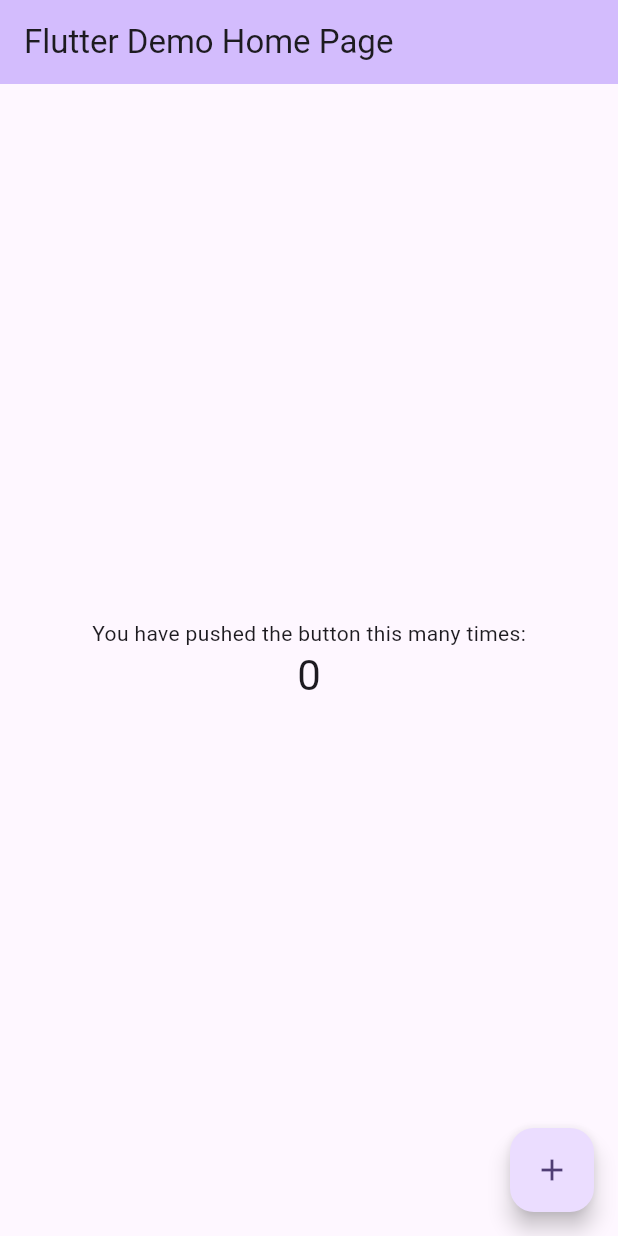
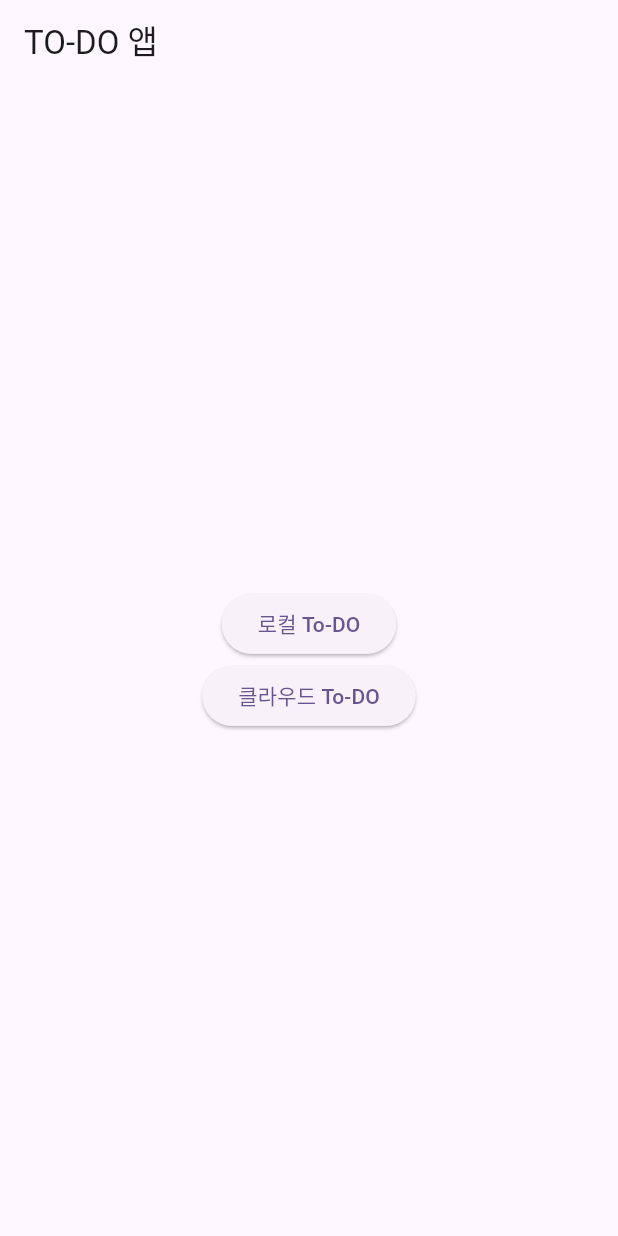
Before and after one commit to pellbo123/chungju_tltl, a Flutter app: the screen it shows after launch, on a phone screen of 412 x 824 dp. Run offline on Flutter 3.47's test engine with Material 3 defaults, Android fonts, the phone set to English and light mode, and no system bars; our stand-ins replace shared_preferences.

Commit message:
워넌쑤까보쌈

```diff
--- /dev/null
+++ b/lib/home_page.dart
@@ -0,0 +1,35 @@
+import 'package:flutter/material.dart';
+
+
+
+
+class HomePage extends StatefulWidget {
+  const HomePage({super.key});
+
+  @override
+  State<HomePage> createState() => _HomePageState();
+}
+
+class _HomePageState extends State<HomePage> {
+  @override
+  Widget build(BuildContext context) {
+    return Scaffold(
+      appBar: AppBar(title: const Text('TO-DO 앱')),
+      body: Center(
+        child: Column(
+          mainAxisAlignment: MainAxisAlignment.center,
+          children: [
+            ElevatedButton(
+                onPressed: () => Navigator.pushNamed(context, "/todo-local"),
+                child: const Text("로컬 To-DO")
+            ),
+            ElevatedButton(
+                onPressed: () => Navigator.pushNamed(context, "/todo-remote"),
+                child: const Text("클라우드 To-DO")
+            )
+          ],
+        ),
+      ),
+    );
+  }
+}
--- a/lib/main.dart
+++ b/lib/main.dart
@@ -1,3 +1,5 @@
+import 'package:chungju_tltl/home_page.dart';
+import 'package:chungju_tltl/todo_local_page.dart';
 import 'package:flutter/material.dart';
 
 void main() {
@@ -7,116 +9,18 @@
 class MyApp extends StatelessWidget {
   const MyApp({super.key});
 
-  // This widget is the root of your application.
   @override
   Widget build(BuildContext context) {
     return MaterialApp(
-      title: 'Flutter Demo',
+      title: 'TO-DO 프로젝트',
       theme: ThemeData(
-        // This is the theme of your application.
-        //
-        // TRY THIS: Try running your application with "flutter run". You'll see
-        // the application has a purple toolbar. Then, without quitting the app,
-        // try changing the seedColor in the colorScheme below to Colors.green
-        // and then invoke "hot reload" (save your changes or press the "hot
-        // reload" button in a Flutter-supported IDE, or press "r" if you used
-        // the command line to start the app).
-        //
-        // Notice that the counter didn't reset back to zero; the application
-        // state is not lost during the reload. To reset the state, use hot
-        // restart instead.
-        //
-        // This works for code too, not just values: Most code changes can be
-        // tested with just a hot reload.
         colorScheme: ColorScheme.fromSeed(seedColor: Colors.deepPurple),
       ),
-      home: const MyHomePage(title: 'Flutter Demo Home Page'),
+      routes: {
+        '/': (context) => const HomePage(),
+        '/todo-local': (context) => const TodoLocalPage()
+      }
+
     );
   }
 }
-
-class MyHomePage extends StatefulWidget {
-  const MyHomePage({super.key, required this.title});
-
-  // This widget is the home page of your application. It is stateful, meaning
-  // that it has a State object (defined below) that contains fields that affect
-  // how it looks.
-
-  // This class is the configuration for the state. It holds the values (in this
-  // case the title) provided by the parent (in this case the App widget) and
-  // used by the build method of the State. Fields in a Widget subclass are
-  // always marked "final".
-
-  final String title;
-
-  @override
-  State<MyHomePage> createState() => _MyHomePageState();
-}
-
-class _MyHomePageState extends State<MyHomePage> {
-  int _counter = 0;
-
-  void _incrementCounter() {
-    setState(() {
-      // This call to setState tells the Flutter framework that something has
-      // changed in this State, which causes it to rerun the build method below
-      // so that the display can reflect the updated values. If we changed
-      // _counter without calling setState(), then the build method would not be
-      // called again, and so nothing would appear to happen.
-      _counter++;
-    });
-  }
-
-  @override
-  Widget build(BuildContext context) {
-    // This method is rerun every time setState is called, for instance as done
-    // by the _incrementCounter method above.
-    //
-    // The Flutter framework has been optimized to make rerunning build methods
-    // fast, so that you can just rebuild anything that needs updating rather
-    // than having to individually change instances of widgets.
-    return Scaffold(
-      appBar: AppBar(
-        // TRY THIS: Try changing the color here to a specific color (to
-        // Colors.amber, perhaps?) and trigger a hot reload to see the AppBar
-        // change color while the other colors stay the same.
-        backgroundColor: Theme.of(context).colorScheme.inversePrimary,
-        // Here we take the value from the MyHomePage object that was created by
-        // the App.build method, and use it to set our appbar title.
-        title: Text(widget.title),
-      ),
-      body: Center(
-        // Center is a layout widget. It takes a single child and positions it
-        // in the middle of the parent.
-        child: Column(
-          // Column is also a layout widget. It takes a list of children and
-          // arranges them vertically. By default, it sizes itself to fit its
-          // children horizontally, and tries to be as tall as its parent.
-          //
-          // Column has various properties to control how it sizes itself and
-          // how it positions its children. Here we use mainAxisAlignment to
-          // center the children vertically; the main axis here is the vertical
-          // axis because Columns are vertical (the cross axis would be
-          // horizontal).
-          //as
-          // TRY THIS: Invoke "debug painting" (choose the "Toggle Debug Paint"
-          // action in the IDE, or press "p" in the console), to see the
-          // wireframe for each widget.
-          mainAxisAlignment: MainAxisAlignment.center,
-          children: <Widget>[
-            const Text('You have pushed the button this many times:'),
-            Text(
-              '$_counter',
-              style: Theme.of(context).textTheme.headlineMedium,
-            ),
-          ],
-        ),
-      ),
-      floatingActionButton: FloatingActionButton(
-        onPressed: _incrementCounter,
-        tooltip: 'Increment',
-        child: const Icon(Icons.add),
-      ), // This trailing comma makes auto-formatting nicer for build methods.
-    );
-  }
-}
--- a/pubspec.yaml
+++ b/pubspec.yaml
@@ -30,6 +30,7 @@
 dependencies:
   flutter:
     sdk: flutter
+  shared_preferences:
 
   # The following adds the Cupertino Icons font to your application.
   # Use with the CupertinoIcons class for iOS style icons.
```
Also changed, not shown: lib/todo_local_page.dart (added, +106 -0 lines), pubspec.lock.
